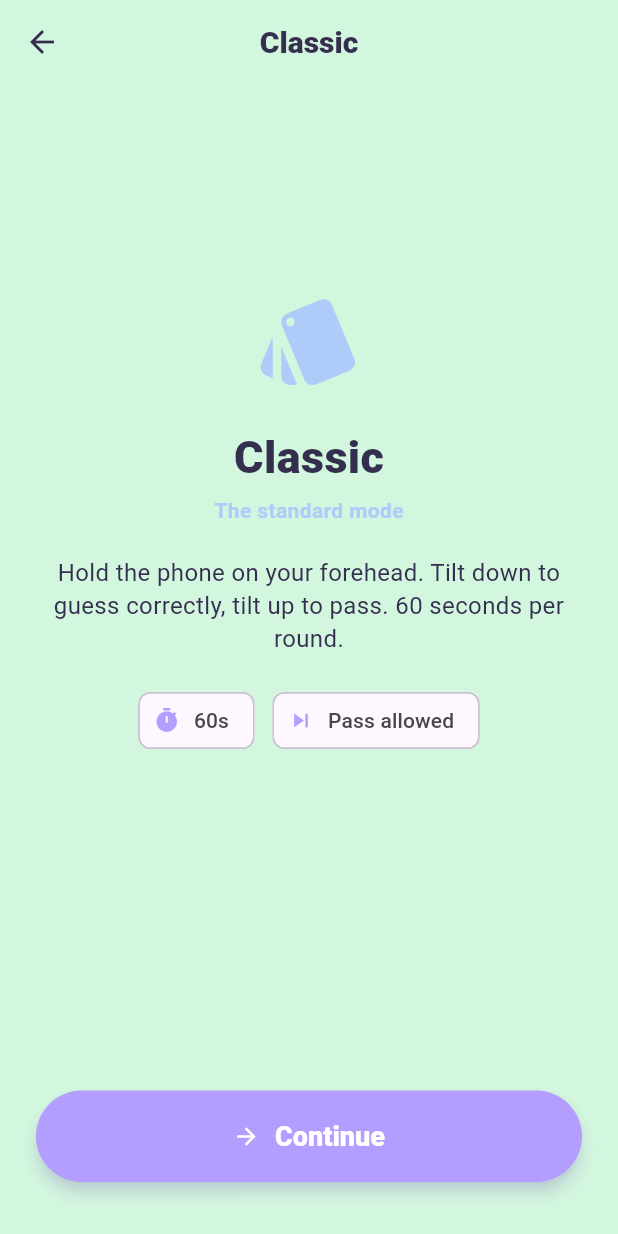
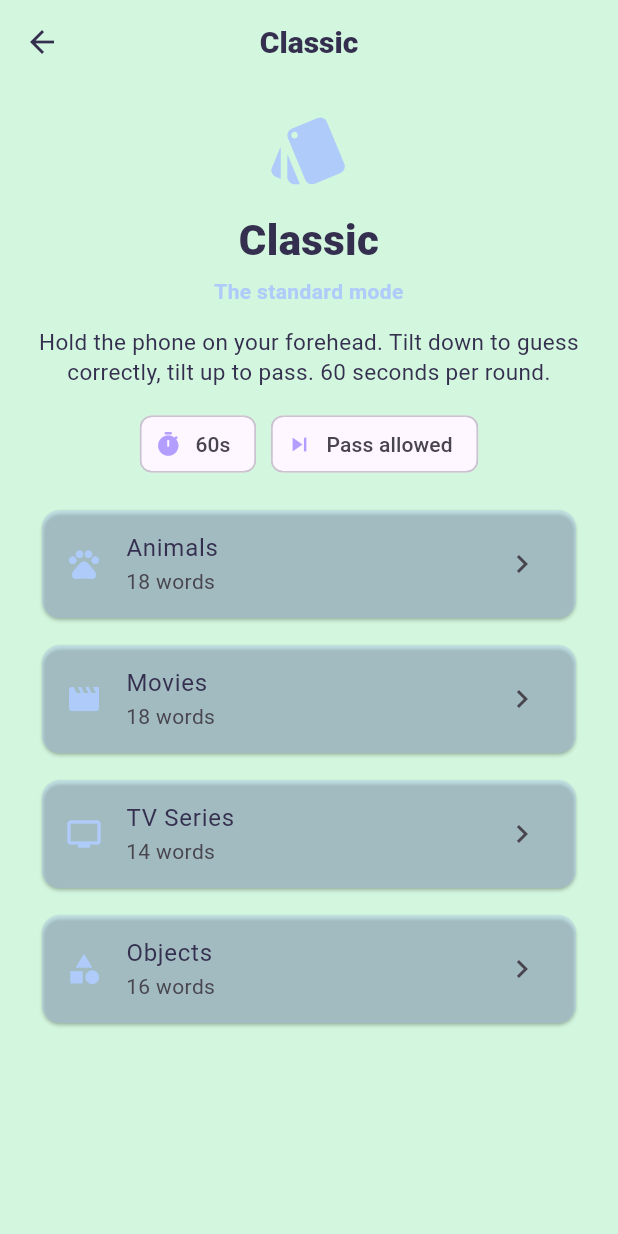
Before and after one commit to albertolicea00/GuessT, a Flutter app: the ModeInfoScreen screen opened directly with sample values from the repository, on a phone screen of 412 x 824 dp. Run offline on Flutter 3.47's test engine with Material 3 defaults, Android fonts, the phone set to English and light mode, and no system bars; our stand-ins replace sensors_plus, shared_preferences; accounts and stored records are empty; generated files the repository leaves out were written again.

Commit message:
feat: show categories inline on mode info screen
Skips a step: a plain mode with more than one category now lists them
right on ModeInfoScreen instead of behind a separate Continue tap into
CategorySelectScreen. A mode restricted to exactly one category (e.g.
Hard) skips category choice entirely and starts the game straight from
Continue. Team/Custom/Image modes keep their own flows unchanged.

```diff
--- a/lib/screens/mode_info_screen.dart
+++ b/lib/screens/mode_info_screen.dart
@@ -1,21 +1,43 @@
 import 'package:flutter/material.dart';
+import '../data/categories.dart';
+import '../data/word_repository.dart';
 import '../l10n/generated/app_localizations.dart';
 import '../models/game_mode.dart';
 import '../models/game_mode_text.dart';
+import '../models/word_category.dart';
 import '../services/custom_deck_service.dart';
 import '../services/image_deck_service.dart';
 import '../widgets/primary_button.dart';
-import 'category_select_screen.dart';
 import 'custom_deck_screen.dart';
 import 'game_screen.dart';
 import 'teams_setup_screen.dart';
 
+/// Shows the mode's description plus, for a plain (non-team, non-custom,
+/// non-image) mode with more than one selectable category, the category
+/// list right here — skipping the separate CategorySelectScreen step.
+/// A mode restricted to exactly one category (e.g. Hard) skips category
+/// selection entirely and goes straight to the game.
 class ModeInfoScreen extends StatelessWidget {
   final GameModeConfig mode;
 
   const ModeInfoScreen({super.key, required this.mode});
 
-  Future<void> _continue(BuildContext context) async {
+  bool get _needsOwnFlow => mode.usesImageDeck || mode.usesCustomDeck || mode.isTeamMode;
+
+  List<WordCategory> _categories(BuildContext context) {
+    final locale = Localizations.localeOf(context);
+    final ids = mode.restrictedCategoryIds.isNotEmpty ? mode.restrictedCategoryIds : kNormalCategoryIds;
+    return WordRepository.resolveAll(ids, locale);
+  }
+
+  void _playWords(BuildContext context, List<String> words) {
+    Navigator.push(
+      context,
+      MaterialPageRoute(builder: (_) => GameScreen(mode: mode, words: words)),
+    );
+  }
+
+  Future<void> _startOwnFlow(BuildContext context) async {
     if (mode.usesImageDeck) {
       final entries = await ImageDeckService.loadMoviePosters();
       if (!context.mounted) return;
@@ -46,16 +68,10 @@ class ModeInfoScreen extends StatelessWidget {
       );
       return;
     }
-    if (mode.isTeamMode) {
-      Navigator.push(
-        context,
-        MaterialPageRoute(builder: (_) => TeamsSetupScreen(mode: mode)),
-      );
-      return;
-    }
+    // isTeamMode
     Navigator.push(
       context,
-      MaterialPageRoute(builder: (_) => CategorySelectScreen(mode: mode)),
+      MaterialPageRoute(builder: (_) => TeamsSetupScreen(mode: mode)),
     );
   }
 
@@ -63,33 +79,39 @@ class ModeInfoScreen extends StatelessWidget {
   Widget build(BuildContext context) {
     final l10n = AppLocalizations.of(context);
     final text = gameModeText(mode.id, l10n);
+    final categories = _needsOwnFlow ? null : _categories(context);
+    final showCategoryList = categories != null && categories.length > 1;
+
     return Scaffold(
       appBar: AppBar(title: Text(text.name)),
       body: Padding(
-        padding: const EdgeInsets.all(24),
+        padding: const EdgeInsets.symmetric(horizontal: 24, vertical: 16),
         child: Column(
+          crossAxisAlignment: CrossAxisAlignment.stretch,
           children: [
-            const Spacer(),
-            Icon(mode.icon, color: mode.color, size: 72),
-            const SizedBox(height: 20),
+            Icon(mode.icon, color: mode.color, size: 56),
+            const SizedBox(height: 12),
             Text(
               text.name,
-              style: const TextStyle(fontSize: 30, fontWeight: FontWeight.w900),
+              textAlign: TextAlign.center,
+              style: const TextStyle(fontSize: 28, fontWeight: FontWeight.w900),
             ),
             const SizedBox(height: 4),
             Text(
               text.tagline,
+              textAlign: TextAlign.center,
               style: TextStyle(color: mode.color, fontWeight: FontWeight.w600),
             ),
-            const SizedBox(height: 20),
+            const SizedBox(height: 14),
             Text(
               text.description,
               textAlign: TextAlign.center,
-              style: const TextStyle(fontSize: 16, height: 1.4),
+              style: const TextStyle(fontSize: 15, height: 1.35),
             ),
-            const SizedBox(height: 20),
+            const SizedBox(height: 14),
             Wrap(
-              spacing: 12,
+              spacing: 10,
+              runSpacing: 8,
               alignment: WrapAlignment.center,
               children: [
                 _InfoChip(
@@ -104,13 +126,36 @@ class ModeInfoScreen extends StatelessWidget {
                   _InfoChip(icon: Icons.remove_circle, label: l10n.penalizeChip),
               ],
             ),
-            const Spacer(flex: 2),
-            PrimaryButton(
-              label: l10n.continueButton,
-              icon: Icons.arrow_forward,
-              onPressed: () => _continue(context),
+            const SizedBox(height: 16),
+            Expanded(
+              child: showCategoryList
+                  ? ListView.separated(
+                      itemCount: categories.length,
+                      separatorBuilder: (_, __) => const SizedBox(height: 10),
+                      itemBuilder: (context, index) {
+                        final category = categories[index];
+                        return Card(
+                          color: mode.color.withValues(alpha: 0.35),
+                          child: ListTile(
+                            leading: Icon(category.icon, color: mode.color),
+                            title: Text(category.name),
+                            subtitle: Text(l10n.wordsCountLabel(category.words.length)),
+                            trailing: const Icon(Icons.chevron_right),
+                            onTap: () => _playWords(context, category.words),
+                          ),
+                        );
+                      },
+                    )
+                  : Center(
+                      child: PrimaryButton(
+                        label: l10n.continueButton,
+                        icon: Icons.arrow_forward,
+                        onPressed: () => categories != null
+                            ? _playWords(context, categories.single.words)
+                            : _startOwnFlow(context),
+                      ),
+                    ),
             ),
-            const SizedBox(height: 12),
           ],
         ),
       ),
```
